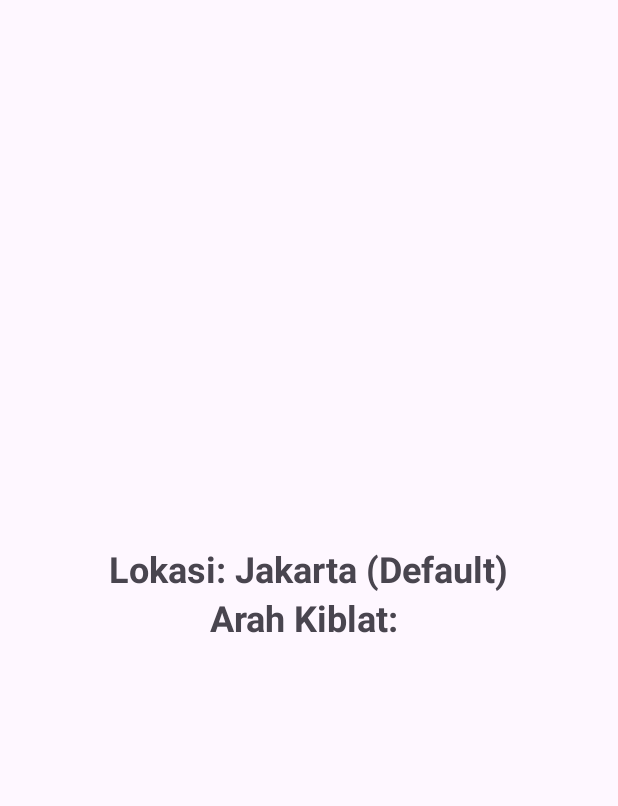
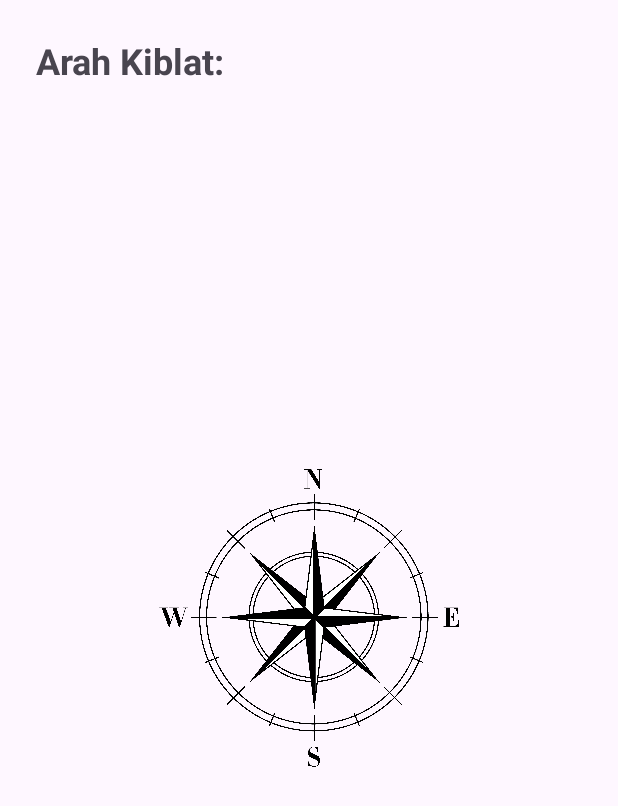
Before and after one commit to ilhamfauzan/QiblaTime, an Android app: the CompassActivity screen opened directly, with no data from a screen before it, on a phone screen of 412 x 824 dp. Shown: the top 806 px of the screen. Run offline under Robolectric (Android 15) with nearby library versions, the phone set to English and light mode, and no system bars.

Commit message:
feat: add compass image

```diff
--- a/app/src/main/java/com/andro2/qiblatime/CompassActivity.java
+++ b/app/src/main/java/com/andro2/qiblatime/CompassActivity.java
@@ -8,6 +8,13 @@ import android.hardware.SensorManager;
 import android.os.Bundle;
 import android.widget.TextView;
 import android.widget.Toast;
+
+import android.view.animation.RotateAnimation;
+import android.widget.ImageView;
+import android.view.animation.Animation;
+import android.view.animation.RotateAnimation;
+
+
 
 import androidx.appcompat.app.AppCompatActivity;
 
@@ -28,10 +35,18 @@ public class CompassActivity extends AppCompatActivity implements SensorEventLis
     private final double qiblaLatitude = 21.422487;
     private final double qiblaLongitude = 39.826206;
 
+    // arah kompas
+
+    private ImageView compassImage;
+    private float currentDegree = 0f;
+
+
     @Override
     protected void onCreate(Bundle savedInstanceState) {
         super.onCreate(savedInstanceState);
         setContentView(R.layout.activity_compass);
+        compassImage = findViewById(R.id.compassImage);
+
 
         compassDirection = findViewById(R.id.compassDirection);
         locationInfo = findViewById(R.id.locationInfo); // Tambahkan TextView untuk info lokasi
@@ -104,9 +119,23 @@ public class CompassActivity extends AppCompatActivity implements SensorEventLis
                 if (kiblatDirection < 0) kiblatDirection += 360;
 
                 compassDirection.setText("Arah Kiblat: " + Math.round(kiblatDirection) + "°");
+
+                // Animasi rotasi kompas
+                RotateAnimation rotateAnimation = new RotateAnimation(
+                        currentDegree,
+                        -kiblatDirection,
+                        Animation.RELATIVE_TO_SELF, 0.5f,
+                        Animation.RELATIVE_TO_SELF, 0.5f);
+
+                rotateAnimation.setDuration(210);
+                rotateAnimation.setFillAfter(true);
+                compassImage.startAnimation(rotateAnimation);
+
+                currentDegree = -kiblatDirection;
             }
         }
     }
+
 
     @Override
     public void onAccuracyChanged(Sensor sensor, int accuracy) {
--- a/app/src/main/res/layout/activity_compass.xml
+++ b/app/src/main/res/layout/activity_compass.xml
@@ -11,8 +11,7 @@
         android:layout_height="wrap_content"
         android:text="Arah Kiblat: "
         android:textSize="24sp"
-        android:textStyle="bold"
-        android:layout_centerInParent="true" />
+        android:textStyle="bold"/>
     <TextView
         android:id="@+id/locationInfo"
         android:layout_width="wrap_content"
@@ -20,6 +19,14 @@
         android:text="Arah Kiblat: "
         android:textSize="24sp"
         android:textStyle="bold"
+        android:layout_above="@id/compassDirection"/>
+
+    <ImageView
+        android:id="@+id/compassImage"
+        android:layout_width="200dp"
+        android:layout_height="200dp"
         android:layout_centerInParent="true"
-        android:layout_above="@id/compassDirection"/>
+        android:src="@drawable/compass"
+        android:contentDescription="Gambar Kompas"/>
+
 </RelativeLayout>
```
Also changed, not shown: app/src/main/res/drawable/compass.png (added).
